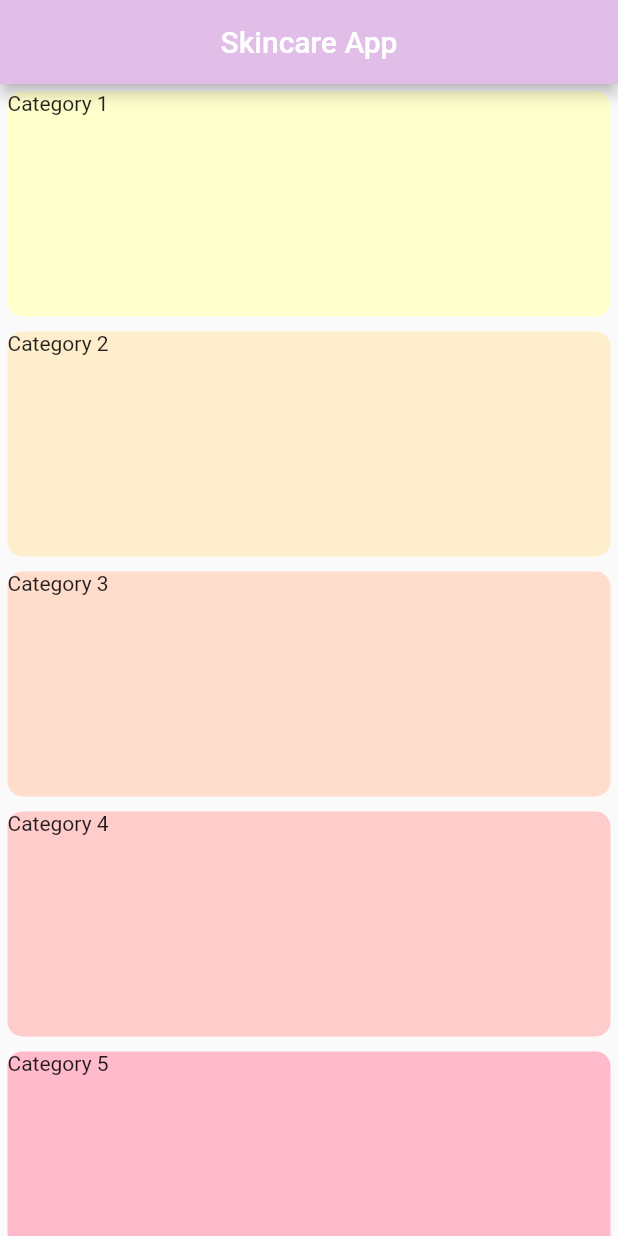
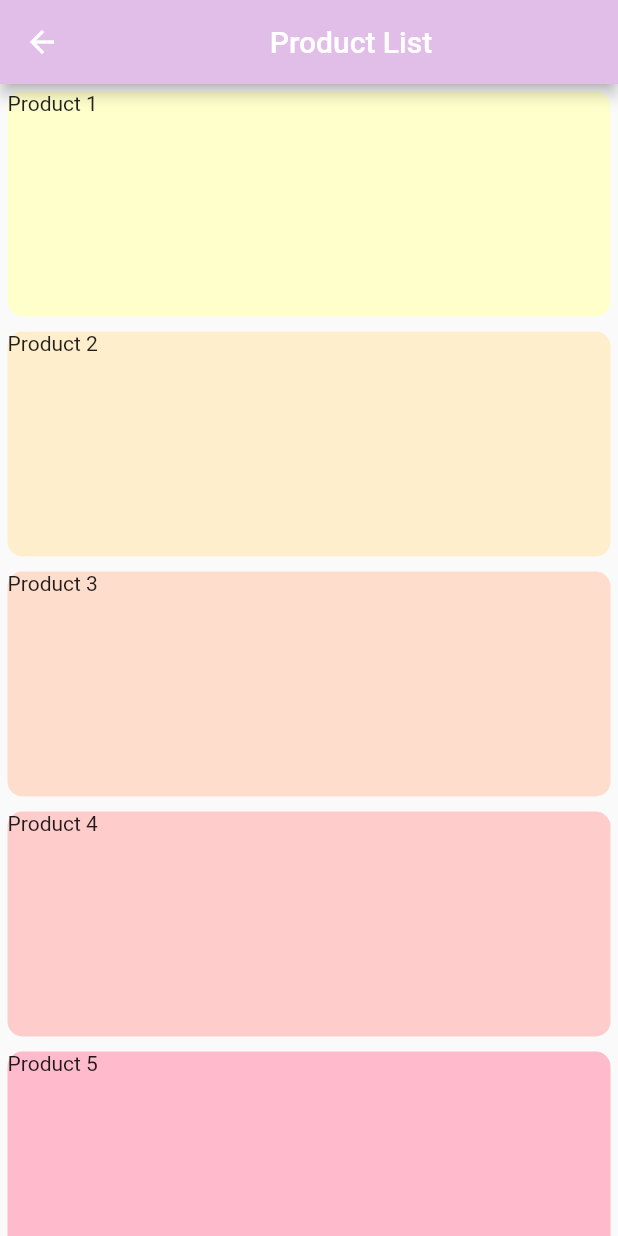
Before and after one commit to martinwjwilson/skincare_app, a Flutter app: the screen it shows after launch, after a tap on "Category 1", on a phone screen of 412 x 824 dp. Run offline on Flutter 3.47's test engine with Material 2 defaults, Android fonts, the phone set to English and light mode, and no system bars.

Commit message:
added basic navigation to each category card, without passing any information

```diff
--- a/lib/screens/category_list_page.dart
+++ b/lib/screens/category_list_page.dart
@@ -3,6 +3,7 @@
 import 'package:flutter/material.dart';
 import 'package:skincare_app/components/selection_list_card.dart';
 import 'package:skincare_app/category.dart';
+import 'package:skincare_app/screens/product_list_page.dart';
 
 class CategoryListPage extends StatefulWidget {
   @override
@@ -24,9 +25,14 @@ class _CategoryListPageState extends State<CategoryListPage> {
             colour: CategoryHandler().getCategoryColour(index),
             displayText: CategoryHandler().getCategoryName(index),
             onPress: () {
-              setState(() {
-                print(CategoryHandler().getCategoryName(index));
-              });
+              Navigator.push(
+                context,
+                MaterialPageRoute(
+                  builder: (context) {
+                    return ProductListPage();
+                  },
+                ),
+              );
             },
           );
         },
```
